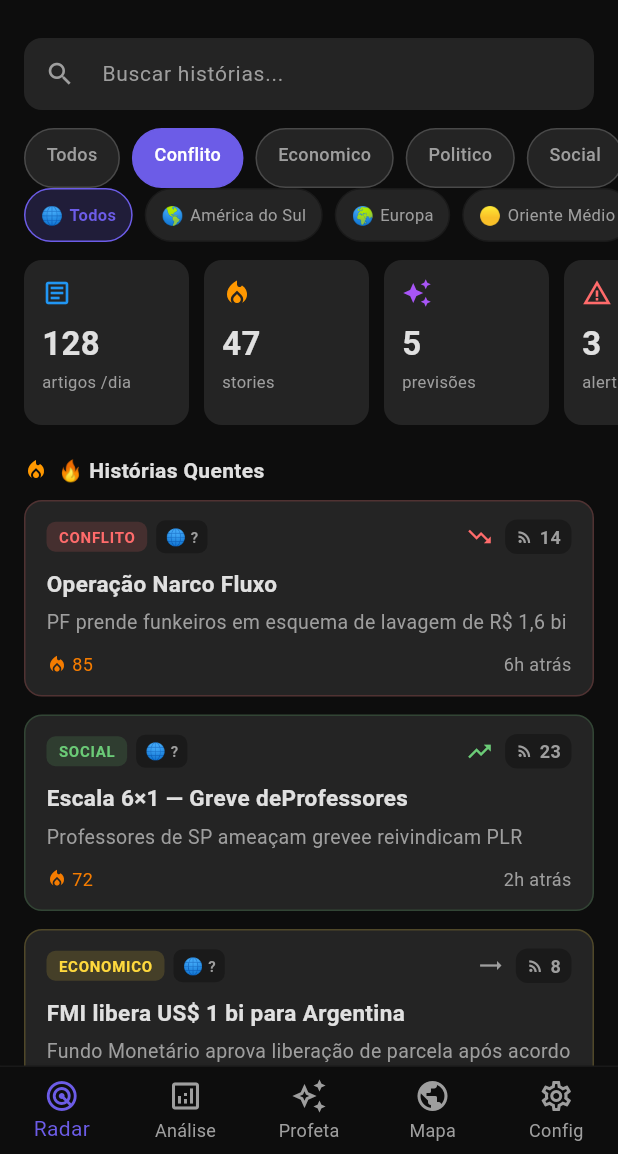
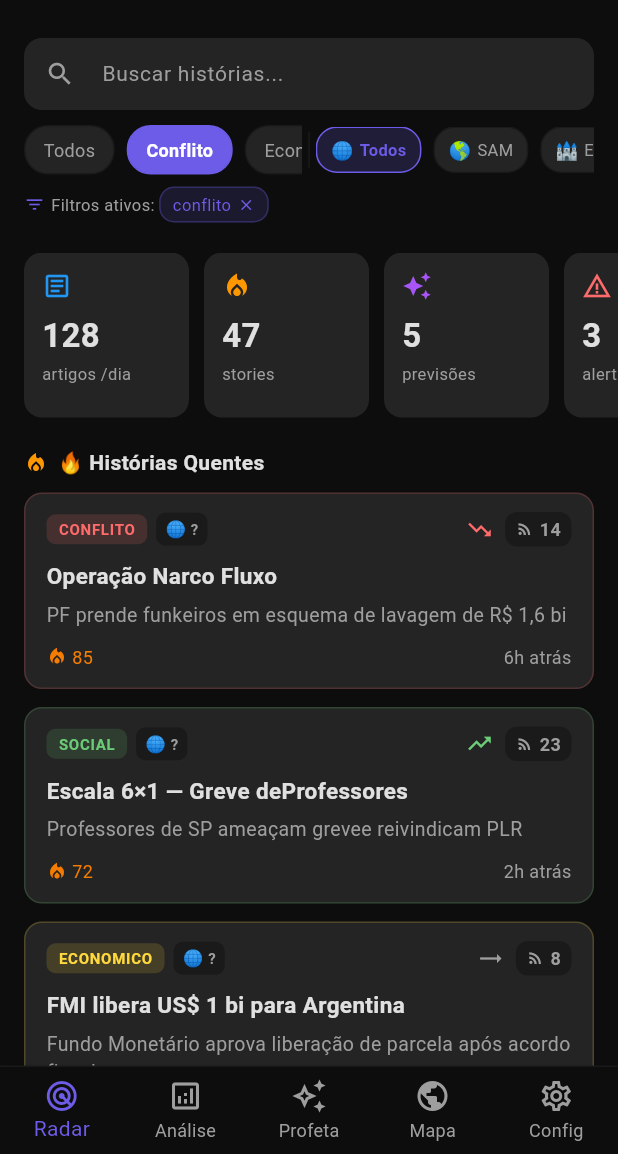
Before and after one commit to raphaelpicole/prophet, a Flutter app: the screen it shows after launch, after a tap on "Conflito", on a phone screen of 412 x 824 dp, the part 82-1236 px from its top. Run offline on Flutter 3.47's test engine with Material 3 defaults, Android fonts, the phone set to English and light mode, and no system bars; our stand-ins replace fl_chart, flutter_map, latlong2; network calls fail.

Commit message:
fix(radar): unified filter row, active filter chips, compact layout

```diff
--- a/app/lib/presentation/screens/radar_screen.dart
+++ b/app/lib/presentation/screens/radar_screen.dart
@@ -130,11 +130,14 @@ class _RadarScreenState extends State<RadarScreen> {
                 ),
               ),
 
-              // Search bar
+              // Search + Filter row
               SliverToBoxAdapter(
                 child: Padding(
                   padding: const EdgeInsets.fromLTRB(16, 0, 16, 12),
-                  child: TextField(
+                  child: Column(
+                    children: [
+                      // Search bar
+                      TextField(
                         controller: _searchController,
                         style: const TextStyle(color: AppTheme.texto, fontSize: 14),
                         decoration: InputDecoration(
@@ -161,16 +164,14 @@ class _RadarScreenState extends State<RadarScreen> {
                         onSubmitted: _doSearch,
                         onChanged: (v) => setState(() { _searchQuery = v; }),
                       ),
-                ),
-              ),
-
-              // Filtro por ciclo
-              SliverToBoxAdapter(
-                child: SizedBox(
-                  height: 40,
-                  child: ListView(
+                      const SizedBox(height: 10),
+                      // Filter pills
+                      Row(
+                        children: [
+                          Expanded(
+                            child: SingleChildScrollView(
                               scrollDirection: Axis.horizontal,
-                    padding: const EdgeInsets.symmetric(horizontal: 16),
+                              child: Row(
                                 children: [
                                   _filterChip('Todos', _selectedCycle == null, () => _setCycle(null)),
                                   ..._cycles.map((c) => _filterChip(
@@ -182,30 +183,55 @@ class _RadarScreenState extends State<RadarScreen> {
                               ),
                             ),
                           ),
-
-              // Filtro por região
-              SliverToBoxAdapter(
-                child: SizedBox(
-                  height: 36,
-                  child: ListView(
+                          const SizedBox(width: 4),
+                          Container(
+                            width: 1,
+                            height: 24,
+                            color: AppTheme.surface,
+                          ),
+                          const SizedBox(width: 4),
+                          Expanded(
+                            child: SingleChildScrollView(
                               scrollDirection: Axis.horizontal,
-                    padding: const EdgeInsets.symmetric(horizontal: 16),
+                              child: Row(
                                 children: [
-                      _regionChip('🌐', 'Todos', _selectedRegion == null, () => _setRegion(null)),
-                      _regionChip('🌎', 'América do Sul', _selectedRegion == 'SAM', () => _setRegion('SAM')),
-                      _regionChip('🌍', 'Europa', _selectedRegion == 'EUR', () => _setRegion('EUR')),
-                      _regionChip('🟡', 'Oriente Médio', _selectedRegion == 'MID', () => _setRegion('MID')),
-                      _regionChip('🌏', 'Ásia', _selectedRegion == 'ASI', () => _setRegion('ASI')),
-                      _regionChip('🌐', 'América do Norte', _selectedRegion == 'NAM', () => _setRegion('NAM')),
-                      _regionChip('🌿', 'África', _selectedRegion == 'AFR', () => _setRegion('AFR')),
-                      _regionChip('🔵', 'Oceania', _selectedRegion == 'OCE', () => _setRegion('OCE')),
-                      _regionChip('🌍', 'Global', _selectedRegion == 'GLB', () => _setRegion('GLB')),
+                                  _regionChip('🌐', 'ALL', 'Todos', _selectedRegion == null, () => _setRegion(null)),
+                                  _regionChip('🌎', 'SAM', 'SAM', _selectedRegion == 'SAM', () => _setRegion('SAM')),
+                                  _regionChip('🏰', 'EUR', 'EUR', _selectedRegion == 'EUR', () => _setRegion('EUR')),
+                                  _regionChip('🕌', 'MID', 'MID', _selectedRegion == 'MID', () => _setRegion('MID')),
+                                  _regionChip('🥮', 'ASI', 'ASI', _selectedRegion == 'ASI', () => _setRegion('ASI')),
+                                  _regionChip('🌐', 'NAM', 'NAM', _selectedRegion == 'NAM', () => _setRegion('NAM')),
+                                  _regionChip('🌿', 'AFR', 'AFR', _selectedRegion == 'AFR', () => _setRegion('AFR')),
+                                  _regionChip('🏝️', 'OCE', 'OCE', _selectedRegion == 'OCE', () => _setRegion('OCE')),
+                                ],
+                              ),
+                            ),
+                          ),
+                        ],
+                      ),
+                      // Active filters indicator
+                      if (_selectedCycle != null || _selectedRegion != null || _searchQuery.isNotEmpty) ...[
+                        const SizedBox(height: 8),
+                        Row(
+                          children: [
+                            const Icon(Icons.filter_list, color: AppTheme.primary, size: 14),
+                            const SizedBox(width: 4),
+                            const Text('Filtros ativos: ', style: TextStyle(color: AppTheme.textoSec, fontSize: 11)),
+                            if (_selectedCycle != null) _activeChip(_selectedCycle!, () => _setCycle(null)),
+                            if (_selectedRegion != null) _activeChip(_selectedRegion!, () => _setRegion(null)),
+                            if (_searchQuery.isNotEmpty) _activeChip('"$_searchQuery"', () {
+                              _searchController.clear();
+                              _doSearch('');
+                            }),
+                          ],
+                        ),
+                      ],
                     ],
                   ),
                 ),
               ),
 
-              const SliverToBoxAdapter(child: SizedBox(height: 12)),
+              const SliverToBoxAdapter(child: SizedBox(height: 8)),
 
               // KPI Cards
               SliverToBoxAdapter(
@@ -341,12 +367,12 @@ class _RadarScreenState extends State<RadarScreen> {
       child: GestureDetector(
         onTap: onTap,
         child: Container(
-          padding: const EdgeInsets.symmetric(horizontal: 14, vertical: 8),
+          padding: const EdgeInsets.symmetric(horizontal: 12, vertical: 7),
           decoration: BoxDecoration(
             color: selected ? AppTheme.primary : AppTheme.card,
-            borderRadius: BorderRadius.circular(20),
+            borderRadius: BorderRadius.circular(16),
             border: Border.all(
-              color: selected ? AppTheme.primary : AppTheme.textoSec.withValues(alpha: 0.3),
+              color: selected ? AppTheme.primary : AppTheme.surface,
             ),
           ),
           child: Text(
@@ -354,7 +380,7 @@ class _RadarScreenState extends State<RadarScreen> {
             style: TextStyle(
               color: selected ? Colors.white : AppTheme.textoSec,
               fontSize: 12,
-              fontWeight: FontWeight.w500,
+              fontWeight: selected ? FontWeight.w600 : FontWeight.w400,
             ),
           ),
         ),
@@ -362,17 +388,17 @@ class _RadarScreenState extends State<RadarScreen> {
     );
   }
 
-  Widget _regionChip(String flag, String label, bool selected, VoidCallback onTap) {
-    final color = _regionColor(label);
+  Widget _regionChip(String flag, String code, String label, bool selected, VoidCallback onTap) {
+    final color = _regionColor(code);
     return Padding(
       padding: const EdgeInsets.only(right: 8),
       child: GestureDetector(
         onTap: onTap,
         child: Container(
-          padding: const EdgeInsets.symmetric(horizontal: 10, vertical: 6),
+          padding: const EdgeInsets.symmetric(horizontal: 9, vertical: 6),
           decoration: BoxDecoration(
             color: selected ? color.withValues(alpha: 0.2) : AppTheme.card,
-            borderRadius: BorderRadius.circular(20),
+            borderRadius: BorderRadius.circular(14),
             border: Border.all(color: selected ? color : AppTheme.surface),
           ),
           child: Row(
@@ -382,7 +408,7 @@ class _RadarScreenState extends State<RadarScreen> {
               const SizedBox(width: 4),
               Text(label, style: TextStyle(
                 color: selected ? color : AppTheme.textoSec,
-                fontSize: 11, fontWeight: selected ? FontWeight.w600 : FontWeight.normal,
+                fontSize: 11, fontWeight: selected ? FontWeight.w600 : FontWeight.w400,
               )),
             ],
           ),
@@ -391,14 +417,42 @@ class _RadarScreenState extends State<RadarScreen> {
     );
   }
 
-  Color _regionColor(String label) {
-    if (label.contains('Sul')) return Colors.orange;
-    if (label.contains('Europa')) return Colors.blue;
-    if (label.contains('Oriente')) return Colors.red;
-    if (label.contains('Ásia')) return Colors.purple;
-    if (label.contains('América do Norte')) return Colors.teal;
-    if (label.contains('África')) return Colors.brown;
-    if (label.contains('Oceania')) return Colors.cyan;
-    return AppTheme.primary;
+  Widget _activeChip(String label, VoidCallback onRemove) {
+    return Padding(
+      padding: const EdgeInsets.only(right: 6),
+      child: GestureDetector(
+        onTap: onRemove,
+        child: Container(
+          padding: const EdgeInsets.symmetric(horizontal: 8, vertical: 3),
+          decoration: BoxDecoration(
+            color: AppTheme.primary.withValues(alpha: 0.15),
+            borderRadius: BorderRadius.circular(10),
+            border: Border.all(color: AppTheme.primary.withValues(alpha: 0.3)),
+          ),
+          child: Row(
+            mainAxisSize: MainAxisSize.min,
+            children: [
+              Text(label, style: const TextStyle(color: AppTheme.primary, fontSize: 11)),
+              const SizedBox(width: 4),
+              const Icon(Icons.close, color: AppTheme.primary, size: 12),
+            ],
+          ),
+        ),
+      ),
+    );
+  }
+
+  Color _regionColor(String code) {
+    switch (code) {
+      case 'ALL': return AppTheme.primary;
+      case 'SAM': return Colors.orange;
+      case 'EUR': return Colors.blue;
+      case 'MID': return Colors.red;
+      case 'ASI': return Colors.purple;
+      case 'NAM': return Colors.teal;
+      case 'AFR': return Colors.brown;
+      case 'OCE': return Colors.cyan;
+      default: return AppTheme.primary;
     }
   }
+}
```
Lines whose indentation alone changed are shown as unchanged.
